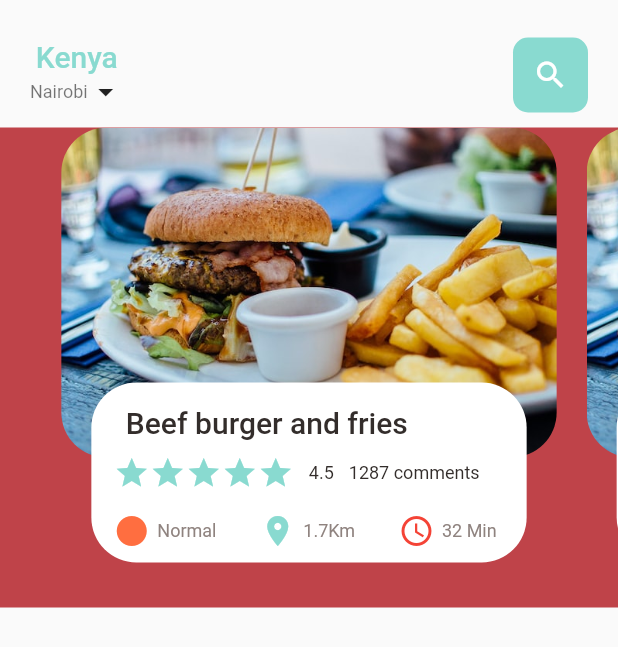
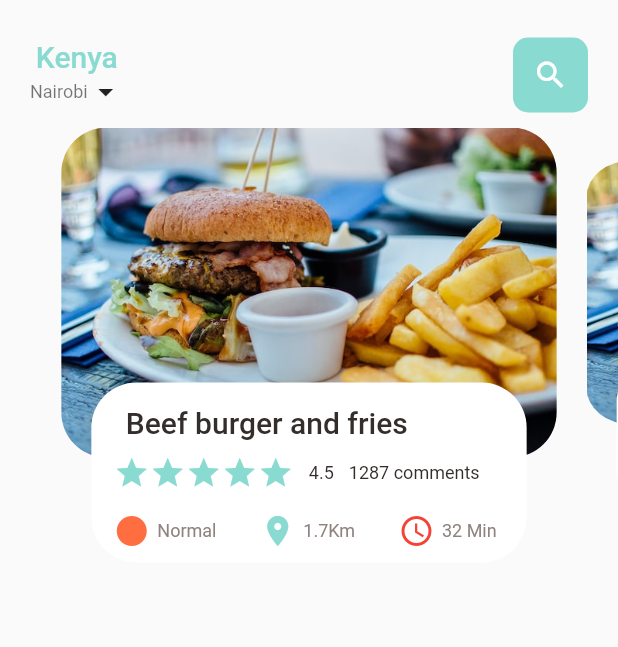
Before and after one commit to Calvin-Ngugi/food-delivery-app, a Flutter app: the screen it shows after launch, on a phone screen of 412 x 824 dp. Shown: the top 647 px of the screen. Run offline on Flutter 3.47's test engine with Material 2 defaults, Android fonts, the phone set to English and light mode, and no system bars.

```diff
--- a/lib/home/food_page_body.dart
+++ b/lib/home/food_page_body.dart
@@ -14,10 +14,28 @@ class FoodPageBody extends StatefulWidget {
 
 class _FoodPageBodyState extends State<FoodPageBody> {
   PageController pageController = PageController(viewportFraction: 0.85);
+  var _currPageValue = 0.0;
+  double _scaleFactor = 0.8;
+  double height = 220;
+
+  @override
+  void initState(){
+    super.initState();
+    pageController.addListener(() {
+      setState(() {
+        _currPageValue = pageController.page!;
+      });
+    });
+  }
+
+  @override
+  void dispose(){
+    pageController.dispose();
+  }
+
   @override
   Widget build(BuildContext context) {
     return Container(
-      color: Color(0xFFbf4349),
       height: 320,
       child: PageView.builder(
           controller: pageController,
@@ -28,7 +46,26 @@ class _FoodPageBodyState extends State<FoodPageBody> {
     );
   }
   Widget _buildPageItem(int index){
-    return Stack(
+    Matrix4 matrix = new Matrix4.identity();
+    if (index == _currPageValue.floor()){
+      var currScale = 1-(_currPageValue-index)*(1-_scaleFactor);
+      var currTrans =  height*(1-currScale)/2;
+      matrix = Matrix4.diagonal3Values(1, currScale, 1)..setTranslationRaw(0, currTrans, 0);
+    }else if(index == _currPageValue.floor()+1){
+      var currScale = _scaleFactor+(_currPageValue-index+1)*(1-_scaleFactor);
+      var currTrans =  height*(1-currScale)/2;
+      matrix = Matrix4.diagonal3Values(1, currScale, 1)..setTranslationRaw(0, currTrans, 0);
+    }else if(index == _currPageValue.floor()-1) {
+      var currScale = _scaleFactor +
+          (_currPageValue - index - 1) * (1 + _scaleFactor);
+      var currTrans = height * (1 - currScale) / 2;
+      matrix = Matrix4.diagonal3Values(1, currScale, 1)
+        ..setTranslationRaw(0, currTrans, 0);
+    }
+
+    return Transform(
+      transform: matrix,
+      child: Stack(
         children: [
           Container(
             height: 220,
@@ -85,6 +122,7 @@ class _FoodPageBodyState extends State<FoodPageBody> {
             ),
           )
         ],
+      ),
     );
   }
 }
```
Lines whose indentation alone changed are shown as unchanged.
